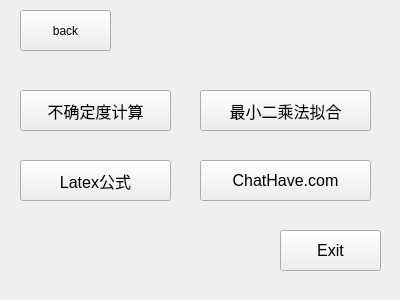
Above: assemtool/Physics.ui from NkAntony777/Assemble-tool before the change. Below: the same form after it.
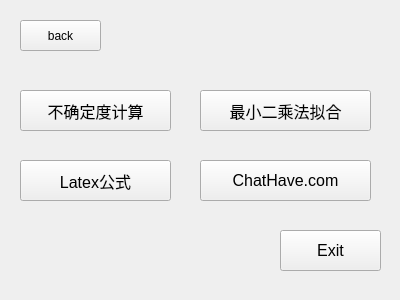
That is the form after the change.

The edit to the form file:
```diff
--- a/assemtool/Physics.ui
+++ b/assemtool/Physics.ui
@@ -35,9 +35,9 @@
    <property name="geometry">
     <rect>
      <x>20</x>
-     <y>10</y>
-     <width>91</width>
-     <height>41</height>
+     <y>20</y>
+     <width>81</width>
+     <height>31</height>
     </rect>
    </property>
    <property name="text">
```
